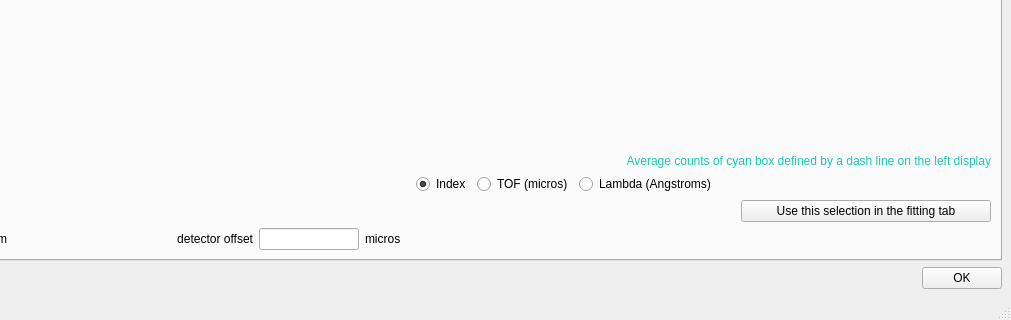
The window that ui/ui_bragg_edge_peak_fitting.ui (neutronimaging/python_notebooks) describes before a commit, drawn with Qt 5; both pictures show x 335 to 1346 and y 534 to 854 of the 1346 by 854 pixel window.
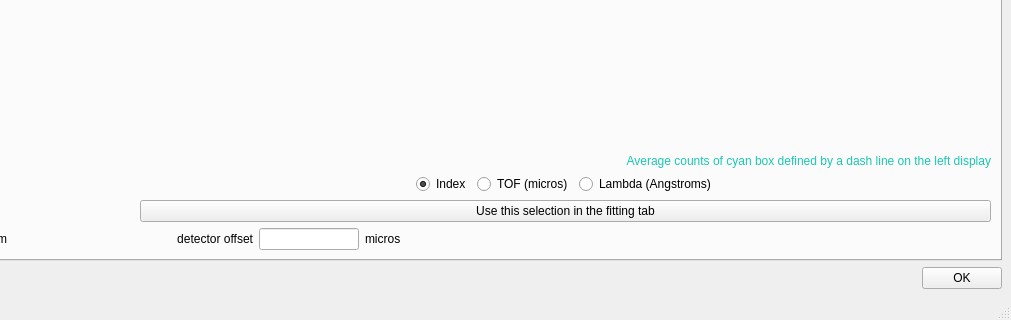
The same window after the commit.

Commit message: UI can now show up with or without o_bragg. In the case it's not there, the ui will switch directly to the second tab

What changed in the file:
```diff
--- a/ui/ui_bragg_edge_peak_fitting.ui
+++ b/ui/ui_bragg_edge_peak_fitting.ui
@@ -366,31 +366,22 @@
              </layout>
             </item>
             <item>
-             <layout class="QHBoxLayout" name="horizontalLayout_11">
-              <item>
-               <spacer name="horizontalSpacer_7">
-                <property name="orientation">
-                 <enum>Qt::Horizontal</enum>
-                </property>
-                <property name="sizeHint" stdset="0">
-                 <size>
-                  <width>40</width>
-                  <height>20</height>
-                 </size>
-                </property>
-               </spacer>
-              </item>
-              <item>
                <widget class="QPushButton" name="fit_that_selection_button">
+              <property name="sizePolicy">
+               <sizepolicy hsizetype="Expanding" vsizetype="Fixed">
+                <horstretch>0</horstretch>
+                <verstretch>0</verstretch>
+               </sizepolicy>
+              </property>
                 <property name="minimumSize">
                  <size>
-                  <width>250</width>
+                <width>0</width>
                   <height>0</height>
                  </size>
                 </property>
                 <property name="maximumSize">
                  <size>
-                  <width>250</width>
+                <width>16777215</width>
                   <height>16777215</height>
                  </size>
                 </property>
@@ -400,8 +391,6 @@
                </widget>
               </item>
              </layout>
-            </item>
-           </layout>
           </widget>
          </widget>
         </item>
```
Left out of the diff: 17 changed lines with no effect on the pictures. Lines whose indentation alone changed are shown as unchanged. The commit also changes 3 other files.
